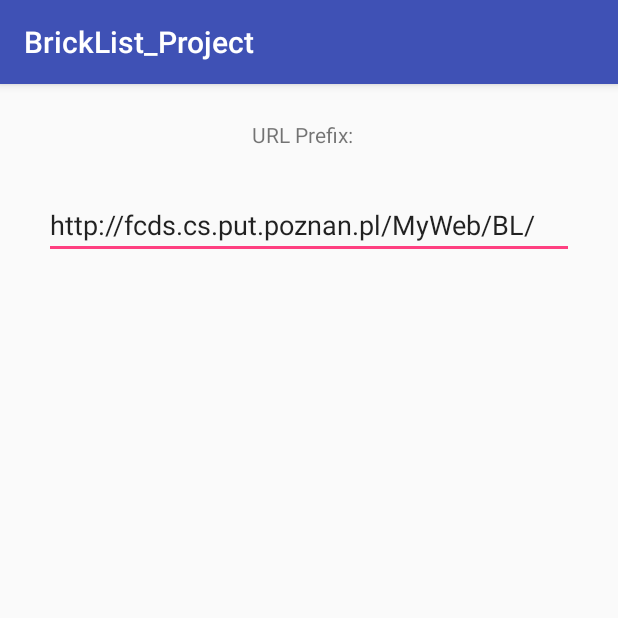
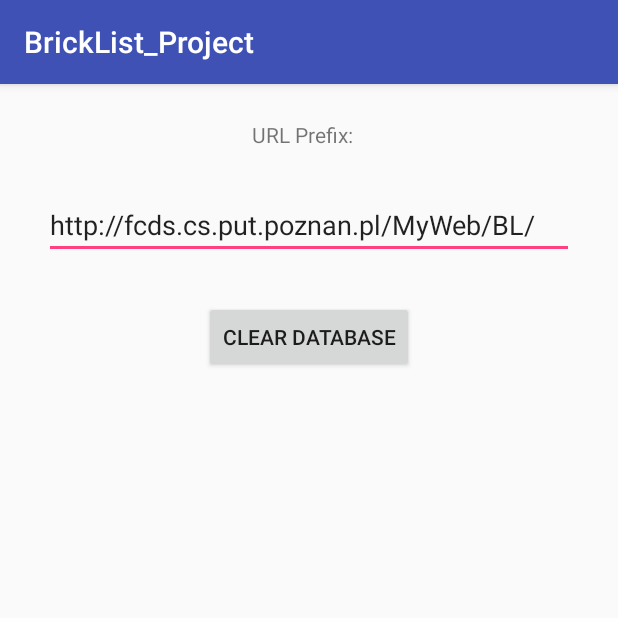
Before and after one commit to Items0/BrickList, an Android app: the MainActivity screen opened directly, with no data from a screen before it, after a tap on "SETTINGS", on a phone screen of 412 x 824 dp, the top half of it. Run offline under Robolectric (Android 15) with nearby library versions, the phone set to English and light mode, and no system bars; network calls fail; 2 statements that could not run were skipped.

Commit message:
DB Clear in settings

```diff
--- a/app/src/main/java/com/example/patryk/bricklist_project/DataBaseHelper.java
+++ b/app/src/main/java/com/example/patryk/bricklist_project/DataBaseHelper.java
@@ -149,7 +149,7 @@ public class DataBaseHelper extends SQLiteOpenHelper {
 
     }
 
-    public ArrayList<Pair<String, String>> firstLoadInventories() {
+    public ArrayList<Pair<String, String>> loadInventories() {
         ArrayList<Pair<String, String>> myList = new ArrayList<Pair<String, String>>();
         Cursor mCursor = myDataBase.rawQuery("SELECT _id, Name FROM Inventories ", null);
 
@@ -210,5 +210,13 @@ public class DataBaseHelper extends SQLiteOpenHelper {
     // Add your public helper methods to access and get content from the database.
     // You could return cursors by doing "return myDataBase.query(....)" so it'd be easy
     // to you to create adapters for your views.
+    public void clearDB() {
+        //myDataBase.de
+        myDataBase.delete("Inventories", "_id <> '615'", null);
+        myDataBase.delete("InventoriesParts", "InventoryID <> '615'", null);
 
+        //myDataBase.rawQuery("DELETE FROM Inventories WHERE _id != '615'", null).moveToFirst();
+        //myDataBase.rawQuery("DELETE FROM InventoriesParts WHERE InventoryID <> '615'", null);
+        Log.e("delete", "deleteOK");
+    }
 }
--- a/app/src/main/java/com/example/patryk/bricklist_project/MainActivity.kt
+++ b/app/src/main/java/com/example/patryk/bricklist_project/MainActivity.kt
@@ -11,6 +11,7 @@ import android.widget.LinearLayout
 import android.database.SQLException
 import android.os.AsyncTask
 import android.util.Log
+import android.widget.Toast
 import org.w3c.dom.Document
 import org.w3c.dom.Element
 import org.w3c.dom.Node
@@ -53,7 +54,7 @@ class MainActivity : AppCompatActivity() {
             throw sqle
         }
 
-        myList = myDbHelper.firstLoadInventories()
+        myList = myDbHelper.loadInventories()
         viewManager = LinearLayoutManager(this, LinearLayout.VERTICAL, false)
         viewAdapter = RecyclerViewAdapterMain(myList) { position: Int ->
             val i = Intent(this, SetActivity::class.java)
@@ -78,7 +79,10 @@ class MainActivity : AppCompatActivity() {
         }
 
     }
-
+    override fun finish() {
+        myDbHelper.close()
+        super.finish()
+    }
     fun addNewSet(v: View) {
         val i = Intent(this, addSetActivity::class.java)
         startActivityForResult(i, REQUEST_CODE_NEW_SET)
@@ -189,7 +193,15 @@ class MainActivity : AppCompatActivity() {
             super.onPostExecute(result)
             Log.e("XML", "DownloadXML Complete")
             loadData(number, name)
-            //showData
+
+            Log.e("XML", "Load complete")
+            Log.e("Size", myList.size.toString())
+            myList.clear()
+            myList = myDbHelper.loadInventories()
+            Log.e("Sizeafter", myList.size.toString())
+            recyclerView.adapter.notifyDataSetChanged()
+            //recyclerView.adapter.notifyItemInserted(myList.size - 1);
+            Log.e("XML", "After notify")
         }
 
         override fun doInBackground(vararg params: String?): String {
--- a/app/src/main/java/com/example/patryk/bricklist_project/SettingsActivity.kt
+++ b/app/src/main/java/com/example/patryk/bricklist_project/SettingsActivity.kt
@@ -2,24 +2,39 @@ package com.example.patryk.bricklist_project
 
 import android.app.Activity
 import android.content.Intent
+import android.database.SQLException
 import android.support.v7.app.AppCompatActivity
 import android.os.Bundle
+import android.view.View
+import android.widget.Toast
 import kotlinx.android.synthetic.main.activity_settings.*
 
 class SettingsActivity : AppCompatActivity() {
-
+    var myDbHelper = DataBaseHelper(this) // = (application as MainActivity).myDbHelper // napraw to
     override fun onCreate(savedInstanceState: Bundle?) {
         super.onCreate(savedInstanceState)
         setContentView(R.layout.activity_settings)
 
         val extras = intent.extras ?: return
         editText.setText(extras.getString("urlprefix"))
+
+        try {
+            myDbHelper.openDataBase()
+        } catch (sqle: SQLException) {
+            throw sqle
+        }
     }
 
     override fun finish() {
         val data = Intent()
         data.putExtra("urlprefix",  editText.text.toString())
         setResult(Activity.RESULT_OK, data)
+        myDbHelper.close()
         super.finish()
     }
+
+    fun clearDB(v: View) {
+        myDbHelper.clearDB()
+        Toast.makeText(this, "Cleared", Toast.LENGTH_LONG).show()
+    }
 }
--- a/app/src/main/res/layout/activity_settings.xml
+++ b/app/src/main/res/layout/activity_settings.xml
@@ -28,4 +28,16 @@
         app:layout_constraintHorizontal_bias="0.5"
         app:layout_constraintStart_toStartOf="parent"
         app:layout_constraintTop_toTopOf="parent" />
+
+    <Button
+        android:id="@+id/clearButton"
+        android:layout_width="wrap_content"
+        android:layout_height="wrap_content"
+        android:layout_marginTop="28dp"
+        android:onClick="clearDB"
+        android:text="Clear DataBase"
+        app:layout_constraintEnd_toEndOf="parent"
+        app:layout_constraintHorizontal_bias="0.5"
+        app:layout_constraintStart_toStartOf="parent"
+        app:layout_constraintTop_toBottomOf="@+id/editText" />
 </android.support.constraint.ConstraintLayout>
```
